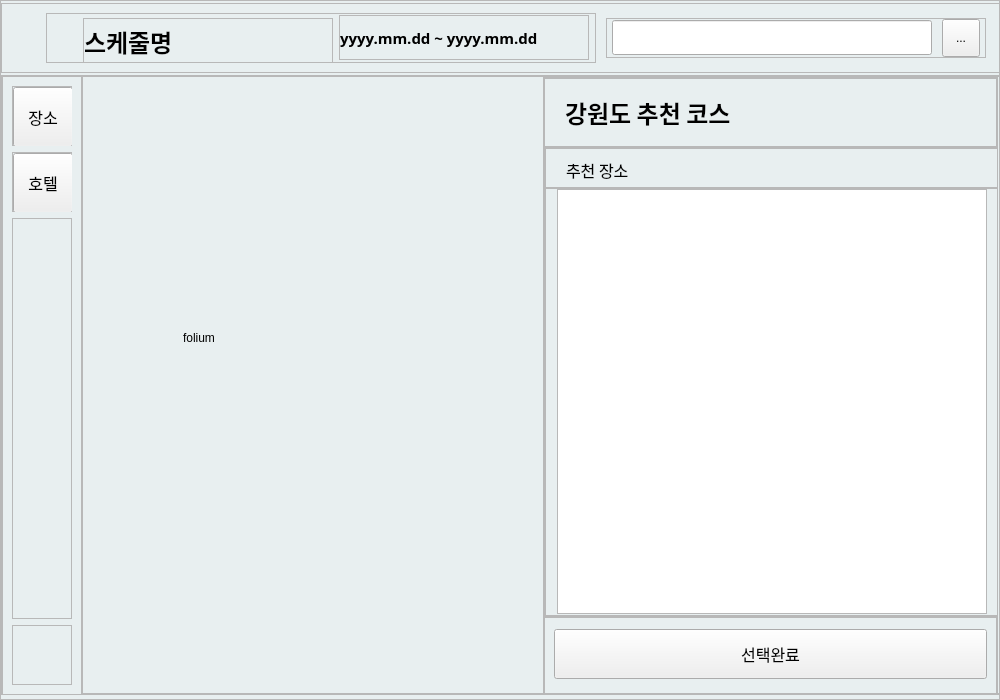
Qt form code/ui/select_planner.ui (EON-DC/gwd_travel_planner) before a commit.
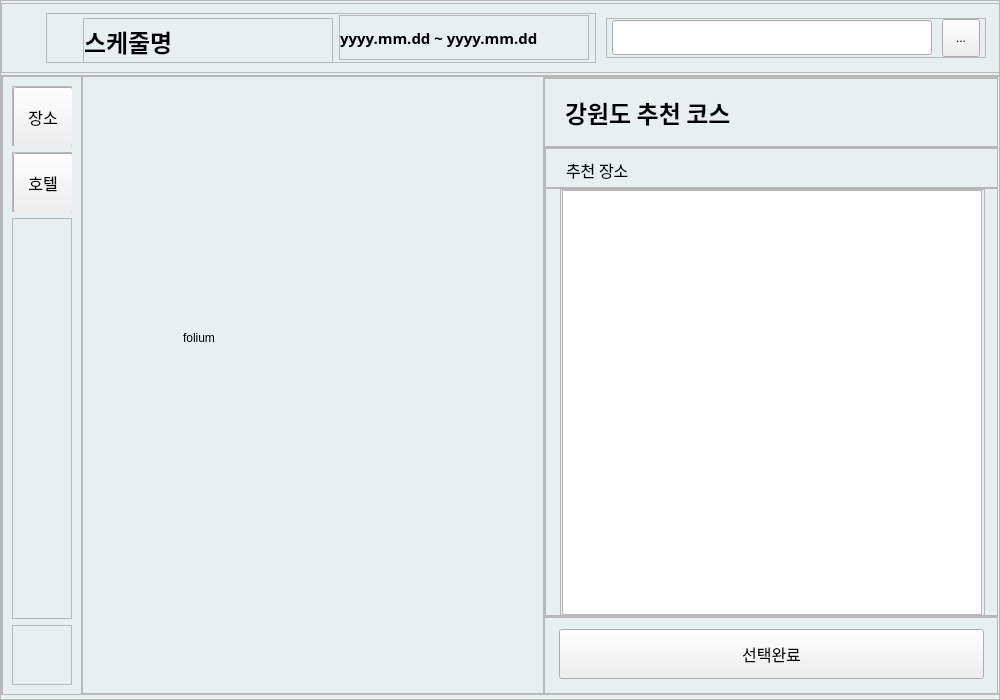
The same form after that commit. The open tabs and pages were chosen to show the change. Icons and pictures are not drawn.

```diff
--- a/code/ui/select_planner.ui
+++ b/code/ui/select_planner.ui
@@ -726,13 +726,13 @@
                  </property>
                  <property name="minimumSize">
                   <size>
-                   <width>0</width>
+                   <width>455</width>
                    <height>625</height>
                   </size>
                  </property>
                  <property name="maximumSize">
                   <size>
-                   <width>16777215</width>
+                   <width>455</width>
                    <height>625</height>
                   </size>
                  </property>
@@ -2876,19 +2876,58 @@
                           <number>0</number>
                          </property>
                          <item>
-                          <widget class="QListWidget" name="listWidget_rec_location">
+                          <widget class="QFrame" name="frame_61">
                            <property name="minimumSize">
                             <size>
-                             <width>430</width>
-                             <height>425</height>
+                             <width>425</width>
+                             <height>428</height>
                             </size>
                            </property>
                            <property name="maximumSize">
                             <size>
-                             <width>430</width>
-                             <height>425</height>
+                             <width>425</width>
+                             <height>428</height>
                             </size>
                            </property>
+                           <property name="frameShape">
+                            <enum>QFrame::StyledPanel</enum>
+                           </property>
+                           <property name="frameShadow">
+                            <enum>QFrame::Raised</enum>
+                           </property>
+                           <layout class="QHBoxLayout" name="horizontalLayout_42">
+                            <property name="spacing">
+                             <number>0</number>
+                            </property>
+                            <property name="leftMargin">
+                             <number>0</number>
+                            </property>
+                            <property name="topMargin">
+                             <number>0</number>
+                            </property>
+                            <property name="rightMargin">
+                             <number>0</number>
+                            </property>
+                            <property name="bottomMargin">
+                             <number>0</number>
+                            </property>
+                            <item>
+                             <widget class="QListWidget" name="listWidget_rec_location">
+                              <property name="minimumSize">
+                               <size>
+                                <width>420</width>
+                                <height>425</height>
+                               </size>
+                              </property>
+                              <property name="maximumSize">
+                               <size>
+                                <width>420</width>
+                                <height>425</height>
+                               </size>
+                              </property>
+                             </widget>
+                            </item>
+                           </layout>
                           </widget>
                          </item>
                         </layout>
@@ -2901,13 +2940,13 @@
                     <widget class="QFrame" name="frame_29">
                      <property name="minimumSize">
                       <size>
-                       <width>0</width>
+                       <width>455</width>
                        <height>86</height>
                       </size>
                      </property>
                      <property name="maximumSize">
                       <size>
-                       <width>16777215</width>
+                       <width>455</width>
                        <height>86</height>
                       </size>
                      </property>
@@ -2918,6 +2957,9 @@
                       <enum>QFrame::Raised</enum>
                      </property>
                      <layout class="QHBoxLayout" name="horizontalLayout_17">
+                      <property name="rightMargin">
+                       <number>9</number>
+                      </property>
                       <property name="bottomMargin">
                        <number>20</number>
                       </property>
@@ -2925,13 +2967,13 @@
                        <widget class="QPushButton" name="btn_selection_3">
                         <property name="minimumSize">
                          <size>
-                          <width>100</width>
+                          <width>425</width>
                           <height>50</height>
                          </size>
                         </property>
                         <property name="maximumSize">
                          <size>
-                          <width>16777215</width>
+                          <width>425</width>
                           <height>50</height>
                          </size>
                         </property>
```
Left out of the diff: 89 changed lines with no effect on the pictures.
